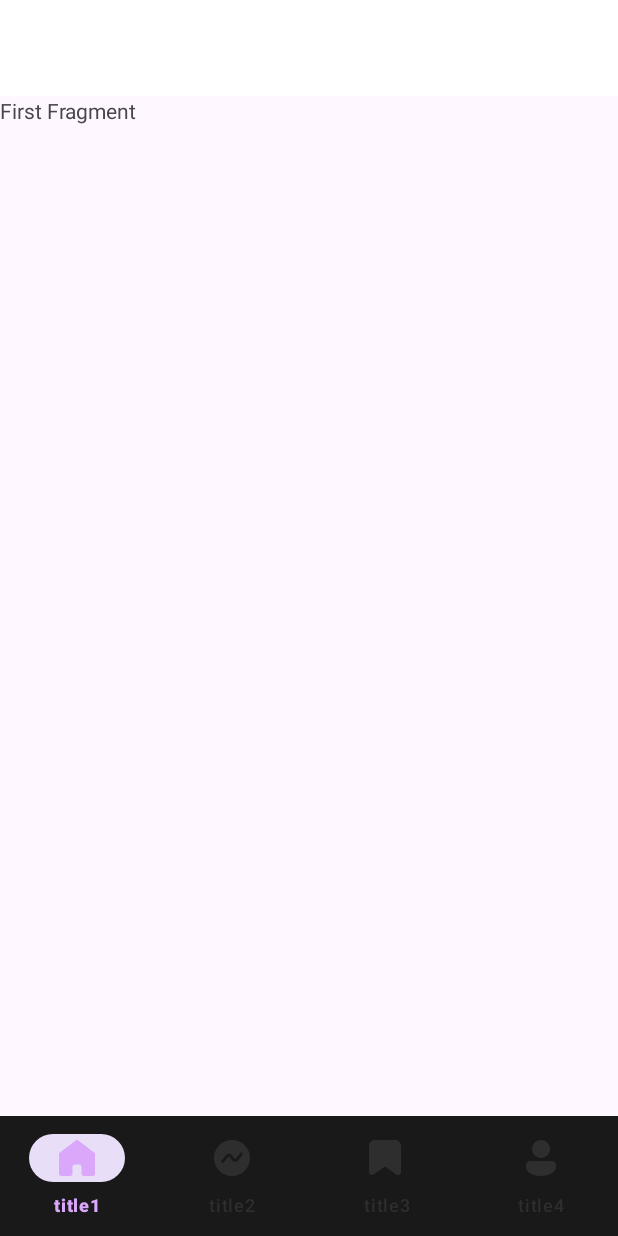
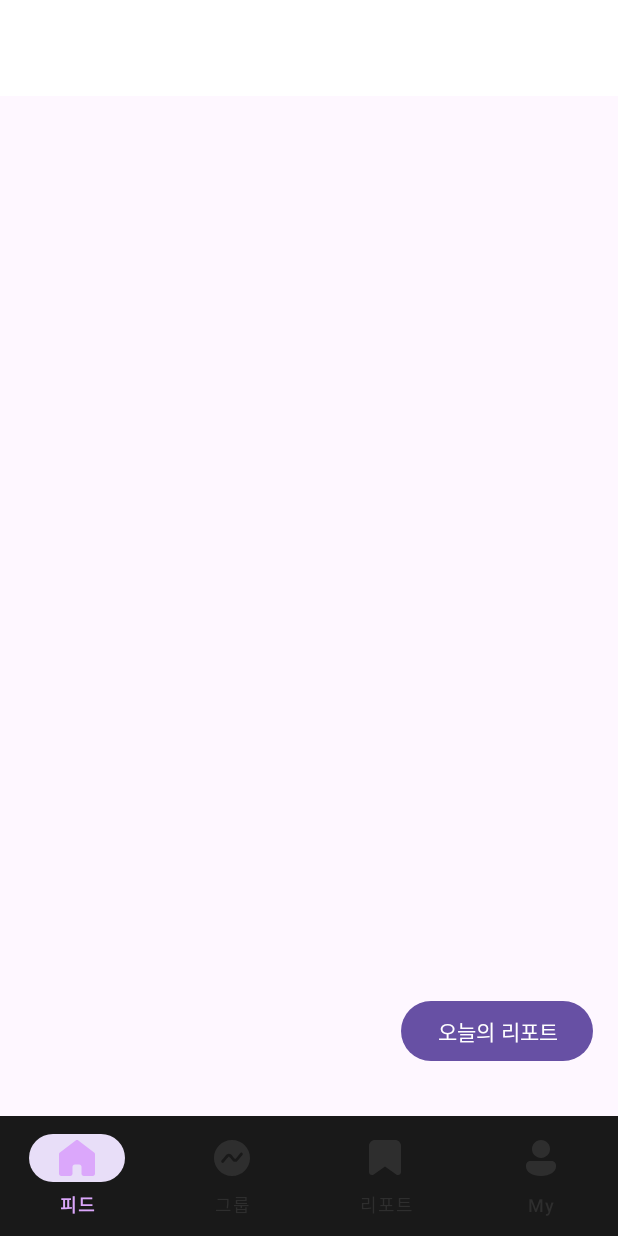
Before and after one commit to Kusitms-29th-Kukathon-G/Android, an Android app: the screen it shows after launch (MainActivity), on a phone screen of 412 x 824 dp. Run offline under Robolectric (Android 15) with nearby library versions, the phone set to English and light mode, and no system bars; our stand-ins replace navigation-ui.

Commit message:
[Feat] 메인버튼 오늘의 리포트 버튼 추가

```diff
--- a/app/build.gradle.kts
+++ b/app/build.gradle.kts
@@ -4,6 +4,7 @@ import java.util.Properties
 plugins {
     id("com.android.application")
     id("org.jetbrains.kotlin.android")
+    id("kotlin-kapt")
 }
 
 val properties = Properties().apply {
@@ -36,16 +37,19 @@ android {
         }
     }
     compileOptions {
-        sourceCompatibility = JavaVersion.VERSION_1_8
-        targetCompatibility = JavaVersion.VERSION_1_8
+        sourceCompatibility = JavaVersion.VERSION_17
+        targetCompatibility = JavaVersion.VERSION_17
     }
+
     kotlinOptions {
-        jvmTarget = "1.8"
+        jvmTarget = JavaVersion.VERSION_17.toString()
     }
     buildFeatures {
         viewBinding = true
         buildConfig = true
     }
+
+
 }
 
 dependencies {
@@ -63,4 +67,11 @@ dependencies {
     testImplementation("junit:junit:4.13.2")
     androidTestImplementation("androidx.test.ext:junit:1.1.5")
     androidTestImplementation("androidx.test.espresso:espresso-core:3.5.1")
+
+
+    implementation("androidx.lifecycle:lifecycle-runtime-ktx:2.7.0")
+    implementation("androidx.room:room-runtime:2.6.1")
+    kapt("androidx.room:room-compiler:2.6.1")
+    implementation("androidx.room:room-ktx:2.6.1")
+
 }
--- a/app/src/main/java/com/example/kukathon/MainActivity.kt
+++ b/app/src/main/java/com/example/kukathon/MainActivity.kt
@@ -11,6 +11,7 @@ class MainActivity : AppCompatActivity() {
     private lateinit var binding: ActivityMainBinding
     val myApiKey = BuildConfig.MY_KEY
 
+
     override fun onCreate(savedInstanceState: Bundle?) {
         super.onCreate(savedInstanceState)
         binding = ActivityMainBinding.inflate(layoutInflater)
--- a/app/src/main/res/layout/fragment_home.xml
+++ b/app/src/main/res/layout/fragment_home.xml
@@ -16,17 +16,27 @@
         app:layout_constraintTop_toTopOf="parent" />
 
     <androidx.core.widget.NestedScrollView
-        android:layout_width="0dp"
-        android:layout_height="0dp"
+        android:layout_width="wrap_content"
+        android:layout_height="wrap_content"
         app:layout_constraintBottom_toBottomOf="parent"
         app:layout_constraintEnd_toEndOf="parent"
+        app:layout_constraintHorizontal_bias="0.939"
         app:layout_constraintStart_toStartOf="parent"
-        app:layout_constraintTop_toBottomOf="@id/home_toolbar">
+        app:layout_constraintTop_toBottomOf="@id/home_toolbar"
+        app:layout_constraintVertical_bias="0.973">
 
-        <TextView
-            android:layout_width="match_parent"
-            android:layout_height="match_parent"
-            android:text="@string/first_fragment_label" />
+        <Button
+            android:id="@+id/home_reportbtn"
+            android:layout_width="wrap_content"
+            android:layout_height="wrap_content"
+            android:layout_marginStart="16dp"
+            android:layout_marginBottom="16dp"
+            android:clickable="true"
+            android:text="오늘의 리포트"
+            app:layout_constraintBottom_toBottomOf="parent"
+            app:layout_constraintEnd_toEndOf="parent" />
+
     </androidx.core.widget.NestedScrollView>
 
+
 </androidx.constraintlayout.widget.ConstraintLayout>
--- a/app/src/main/res/layout/fragment_mypage.xml
+++ b/app/src/main/res/layout/fragment_mypage.xml
@@ -2,6 +2,7 @@
 <androidx.constraintlayout.widget.ConstraintLayout xmlns:android="http://schemas.android.com/apk/res/android"
     xmlns:app="http://schemas.android.com/apk/res-auto"
     xmlns:tools="http://schemas.android.com/tools"
+    android:id="@+id/frameLayout"
     android:layout_width="match_parent"
     android:layout_height="match_parent"
     tools:context=".MypageFragment">
@@ -29,4 +30,6 @@
             android:text="@string/fourth_fragment_label" />
     </androidx.core.widget.NestedScrollView>
 
+
+
 </androidx.constraintlayout.widget.ConstraintLayout>
--- a/app/src/main/res/menu/bottom_nav_menu.xml
+++ b/app/src/main/res/menu/bottom_nav_menu.xml
@@ -4,21 +4,21 @@
     <item
         android:id="@+id/navigation_home"
         android:icon="@drawable/ic_home"
-        android:title="@string/title_1" />
+        android:title="피드" />
 
     <item
         android:id="@+id/navigation_fitness"
         android:icon="@drawable/ic_fitness"
-        android:title="@string/title_2" />
+        android:title="그룹" />
 
     <item
         android:id="@+id/navigation_bookmark"
         android:icon="@drawable/ic_bookmark"
-        android:title="@string/title_3" />
+        android:title="리포트" />
 
     <item
         android:id="@+id/navigation_mypage"
         android:icon="@drawable/ic_mypage"
-        android:title="@string/title_4" />
+        android:title="My" />
 
 </menu>
```
